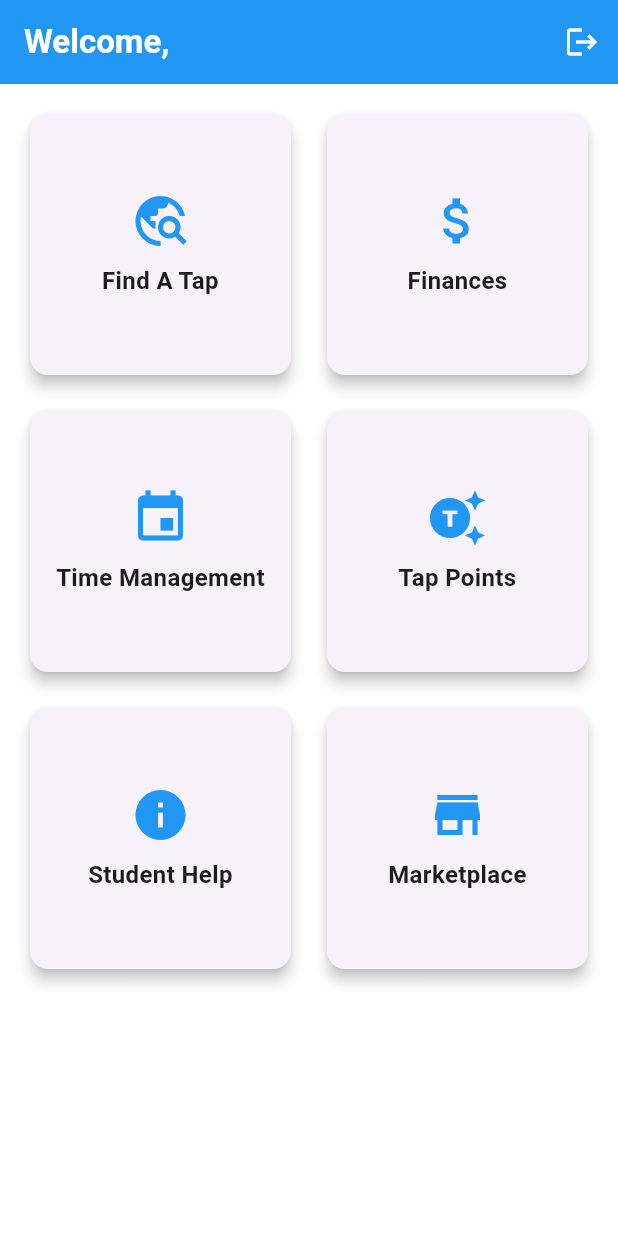
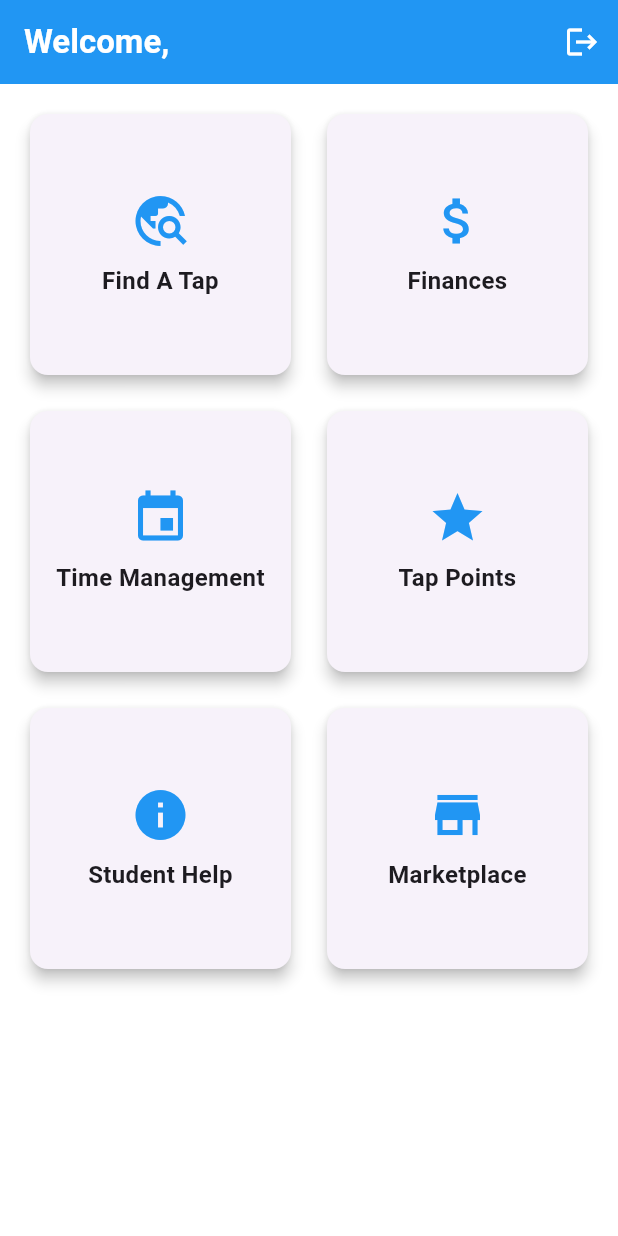
Before and after one commit to Dee4841/Taps_On_App, a Flutter app: the DashBoard screen opened directly, on a phone screen of 412 x 824 dp. Run offline on Flutter 3.47's test engine with Material 3 defaults, Android fonts, the phone set to English and light mode, and no system bars; our stand-ins replace flutter_svg, supabase_flutter; accounts and stored records are empty.

Commit message:
Update dashBoard.dart

```diff
--- a/p_water/lib/pages/dashBoard.dart
+++ b/p_water/lib/pages/dashBoard.dart
@@ -2,6 +2,7 @@ import 'package:flutter/material.dart';
 import 'package:supabase_flutter/supabase_flutter.dart';
 import 'Login.dart';
 import 'time_management_options.dart';
+import 'LoyaltyPointsPage.dart';
 
 class DashBoard extends StatefulWidget {
   const DashBoard({super.key});
@@ -64,9 +65,9 @@ class _DashBoardState extends State<DashBoard> {
         backgroundColor: Colors.blue,
         elevation: 0,
         titleTextStyle: const TextStyle(
-        color: Colors.white,
-        fontSize: 22,
-        fontWeight: FontWeight.bold,
+          color: Colors.white,
+          fontSize: 22,
+          fontWeight: FontWeight.bold,
         ),
         actions: [
           IconButton(
@@ -87,13 +88,28 @@ class _DashBoardState extends State<DashBoard> {
               children: [
                 _buildFeatureCard('Find A Tap', Icons.travel_explore),
                 _buildFeatureCard('Finances', Icons.attach_money),
-                _buildFeatureCard('Time Management', Icons.event,
-                          onTap: ()
-                          {
-                              Navigator.push(context, MaterialPageRoute(
-                              builder: (_) => const TimeManagementOptionsPage(),),);
-                          },),
-                _buildFeatureCard('Tap Points', Icons.generating_tokens),
+                _buildFeatureCard(
+                  'Time Management',
+                  Icons.event,
+                  onTap: () {
+                    Navigator.push(
+                      context,
+                      MaterialPageRoute(
+                        builder: (_) => const TimeManagementOptionsPage(),
+                      ),
+                    );
+                  },
+                ),
+                _buildFeatureCard(
+                  'Tap Points',
+                  Icons.star,
+                  onTap: () {
+                    Navigator.push(
+                      context,
+                      MaterialPageRoute(builder: (_) => const LoyaltyPointsPage()),
+                    );
+                  },
+                ),
                 _buildFeatureCard('Student Help', Icons.info),
                 _buildFeatureCard('Marketplace', Icons.store),
               ],
@@ -101,7 +117,7 @@ class _DashBoardState extends State<DashBoard> {
     );
   }
 
-   Widget _buildFeatureCard(String title, IconData icon, {VoidCallback? onTap}) {
+  Widget _buildFeatureCard(String title, IconData icon, {VoidCallback? onTap}) {
     return GestureDetector(
       onTap: onTap,
       child: Card(
@@ -124,5 +140,4 @@ class _DashBoardState extends State<DashBoard> {
       ),
     );
   }
-
 }
```
